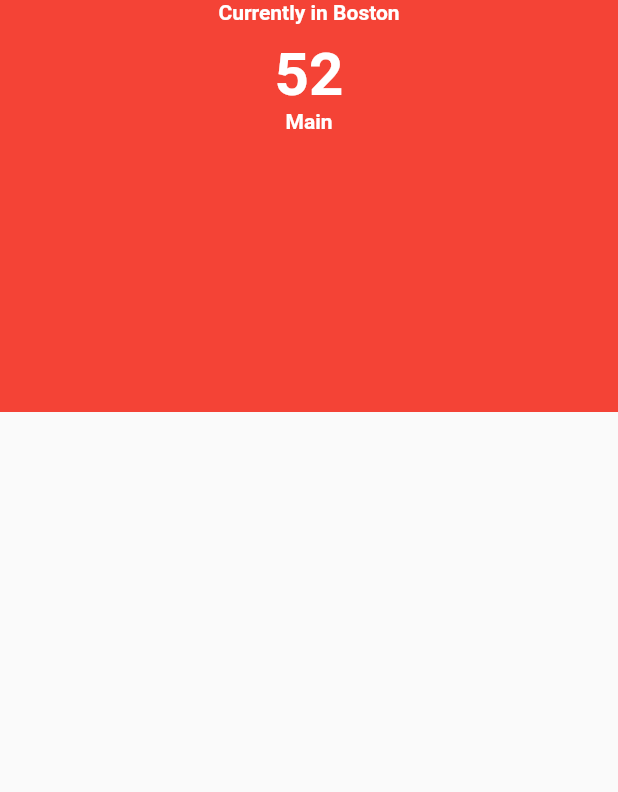
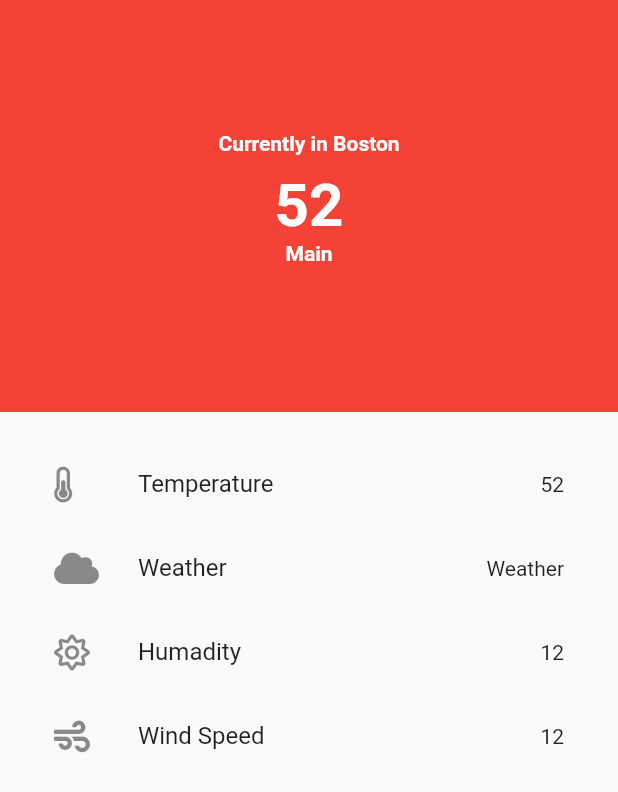
Before and after one commit to rizkidn17/testApp, a Flutter app: the screen it shows after launch, on a phone screen of 412 x 824 dp. Shown: the top 792 px of the screen. Run offline on Flutter 3.47's test engine with Material 2 defaults, Android fonts, the phone set to English and light mode, and no system bars; our stand-ins replace font_awesome_flutter.

Commit message:
import icon and font

```diff
--- a/lib/main.dart
+++ b/lib/main.dart
@@ -1,4 +1,7 @@
 import 'package:flutter/material.dart';
+import 'package:http/http.dart';
+import 'package:font_awesome_flutter/font_awesome_flutter.dart';
+import 'dart:convert';
 
 void main() => runApp(MaterialApp(
       title: "Weather App",
@@ -23,6 +26,8 @@ class _HomeState extends State<Home> {
             width: MediaQuery.of(context).size.width,
             color: Colors.red,
             child: Column(
+              mainAxisAlignment: MainAxisAlignment.center,
+              crossAxisAlignment: CrossAxisAlignment.center,
               children: <Widget>[
                 Padding(
                   padding: EdgeInsets.only(bottom: 10.0),
@@ -53,7 +58,32 @@ class _HomeState extends State<Home> {
                 ),
               ],
             ),
-          )
+          ),
+          Expanded(
+              child: Padding(
+                  padding: EdgeInsets.all(20.0),
+                  child: ListView(children: <Widget>[
+                    ListTile(
+                      leading: FaIcon(FontAwesomeIcons.thermometerHalf),
+                      title: Text("Temperature"),
+                      trailing: Text("52\u0000"),
+                    ),
+                    ListTile(
+                      leading: FaIcon(FontAwesomeIcons.cloud),
+                      title: Text("Weather"),
+                      trailing: Text("Weather"),
+                    ),
+                    ListTile(
+                      leading: FaIcon(FontAwesomeIcons.sun),
+                      title: Text("Humadity"),
+                      trailing: Text("12"),
+                    ),
+                    ListTile(
+                      leading: FaIcon(FontAwesomeIcons.wind),
+                      title: Text("Wind Speed"),
+                      trailing: Text("12"),
+                    )
+                  ])))
         ],
       ),
     );
--- a/pubspec.yaml
+++ b/pubspec.yaml
@@ -23,6 +23,8 @@ environment:
 dependencies:
   flutter:
     sdk: flutter
+  font_awesome_flutter: ^8.11.0
+  http: ^0.12.2
 
 
   # The following adds the Cupertino Icons font to your application.
```
Also changed, not shown: pubspec.lock.
